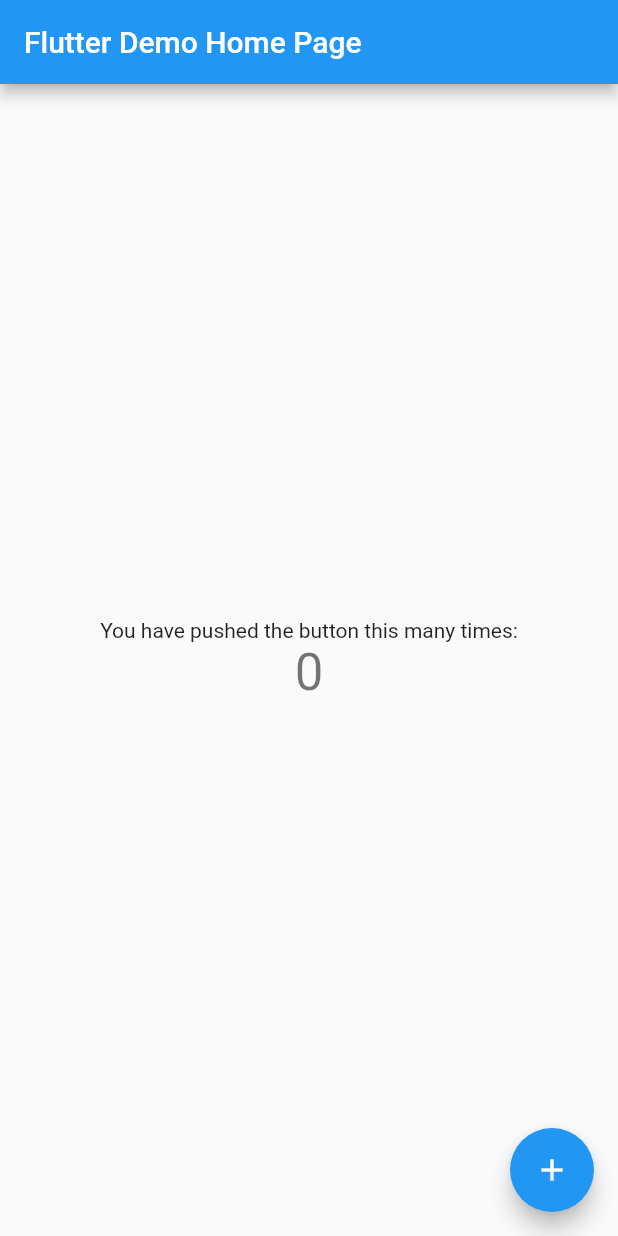
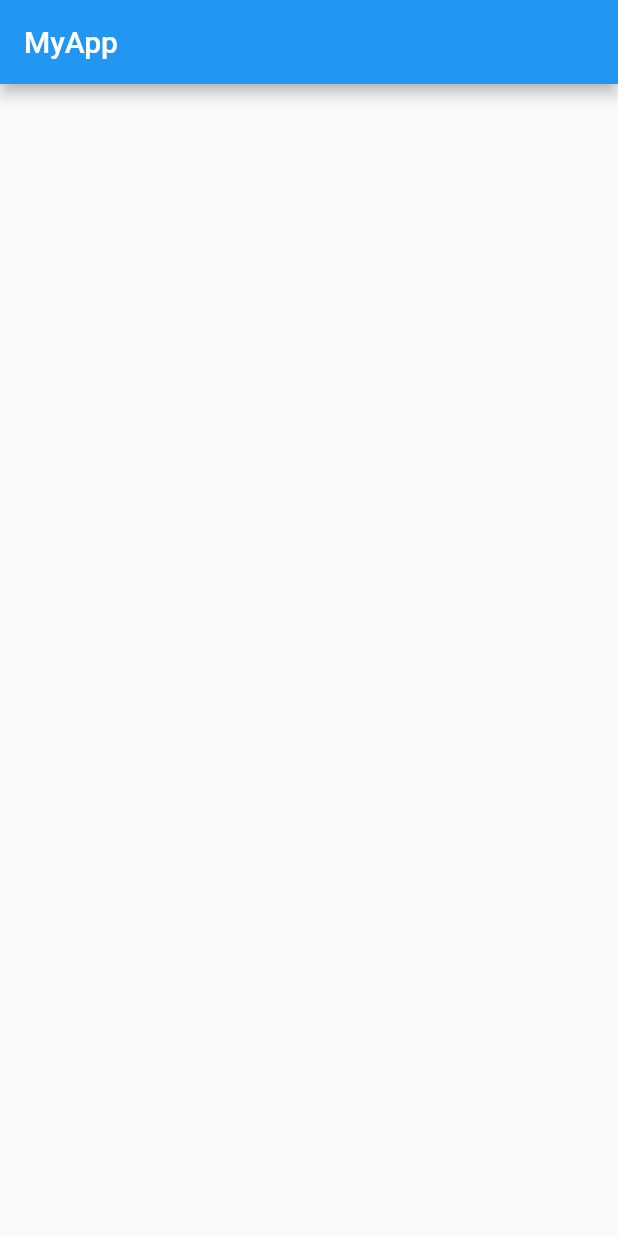
Before and after one commit to Pritam-deb/shopping_app, a Flutter app: the screen it shows after launch, on a phone screen of 412 x 824 dp. Run offline on Flutter 3.47's test engine with Material 2 defaults, Android fonts, the phone set to English and light mode, and no system bars.

Commit message:
created a provider, added dummy data, cleaned up main.dart

```diff
--- a/lib/main.dart
+++ b/lib/main.dart
@@ -7,21 +7,11 @@ void main() {
 class MyApp extends StatelessWidget {
   const MyApp({Key? key}) : super(key: key);
 
-  // This widget is the root of your application.
   @override
   Widget build(BuildContext context) {
     return MaterialApp(
       title: 'Flutter Demo',
       theme: ThemeData(
-        // This is the theme of your application.
-        //
-        // Try running your application with "flutter run". You'll see the
-        // application has a blue toolbar. Then, without quitting the app, try
-        // changing the primarySwatch below to Colors.green and then invoke
-        // "hot reload" (press "r" in the console where you ran "flutter run",
-        // or simply save your changes to "hot reload" in a Flutter IDE).
-        // Notice that the counter didn't reset back to zero; the application
-        // is not restarted.
         primarySwatch: Colors.blue,
       ),
       home: const MyHomePage(title: 'Flutter Demo Home Page'),
@@ -31,16 +21,6 @@ class MyApp extends StatelessWidget {
 
 class MyHomePage extends StatefulWidget {
   const MyHomePage({Key? key, required this.title}) : super(key: key);
-
-  // This widget is the home page of your application. It is stateful, meaning
-  // that it has a State object (defined below) that contains fields that affect
-  // how it looks.
-
-  // This class is the configuration for the state. It holds the values (in this
-  // case the title) provided by the parent (in this case the App widget) and
-  // used by the build method of the State. Fields in a Widget subclass are
-  // always marked "final".
-
   final String title;
 
   @override
@@ -48,68 +28,13 @@ class MyHomePage extends StatefulWidget {
 }
 
 class _MyHomePageState extends State<MyHomePage> {
-  int _counter = 0;
-
-  void _incrementCounter() {
-    setState(() {
-      // This call to setState tells the Flutter framework that something has
-      // changed in this State, which causes it to rerun the build method below
-      // so that the display can reflect the updated values. If we changed
-      // _counter without calling setState(), then the build method would not be
-      // called again, and so nothing would appear to happen.
-      _counter++;
-    });
-  }
-
   @override
   Widget build(BuildContext context) {
-    // This method is rerun every time setState is called, for instance as done
-    // by the _incrementCounter method above.
-    //
-    // The Flutter framework has been optimized to make rerunning build methods
-    // fast, so that you can just rebuild anything that needs updating rather
-    // than having to individually change instances of widgets.
     return Scaffold(
       appBar: AppBar(
-        // Here we take the value from the MyHomePage object that was created by
-        // the App.build method, and use it to set our appbar title.
-        title: Text(widget.title),
+        title: const Text("MyApp"),
       ),
-      body: Center(
-        // Center is a layout widget. It takes a single child and positions it
-        // in the middle of the parent.
-        child: Column(
-          // Column is also a layout widget. It takes a list of children and
-          // arranges them vertically. By default, it sizes itself to fit its
-          // children horizontally, and tries to be as tall as its parent.
-          //
-          // Invoke "debug painting" (press "p" in the console, choose the
-          // "Toggle Debug Paint" action from the Flutter Inspector in Android
-          // Studio, or the "Toggle Debug Paint" command in Visual Studio Code)
-          // to see the wireframe for each widget.
-          //
-          // Column has various properties to control how it sizes itself and
-          // how it positions its children. Here we use mainAxisAlignment to
-          // center the children vertically; the main axis here is the vertical
-          // axis because Columns are vertical (the cross axis would be
-          // horizontal).
-          mainAxisAlignment: MainAxisAlignment.center,
-          children: <Widget>[
-            const Text(
-              'You have pushed the button this many times:',
-            ),
-            Text(
-              '$_counter',
-              style: Theme.of(context).textTheme.headline4,
-            ),
-          ],
-        ),
-      ),
-      floatingActionButton: FloatingActionButton(
-        onPressed: _incrementCounter,
-        tooltip: 'Increment',
-        child: const Icon(Icons.add),
-      ), // This trailing comma makes auto-formatting nicer for build methods.
+      body: Container(),
     );
   }
 }
```
Also changed, not shown: lib/model/dummyData.dart (+54 -0 lines), lib/model/product.dart (+10 -4 lines), lib/model/productProvider.dart (added, +14 -0 lines).
